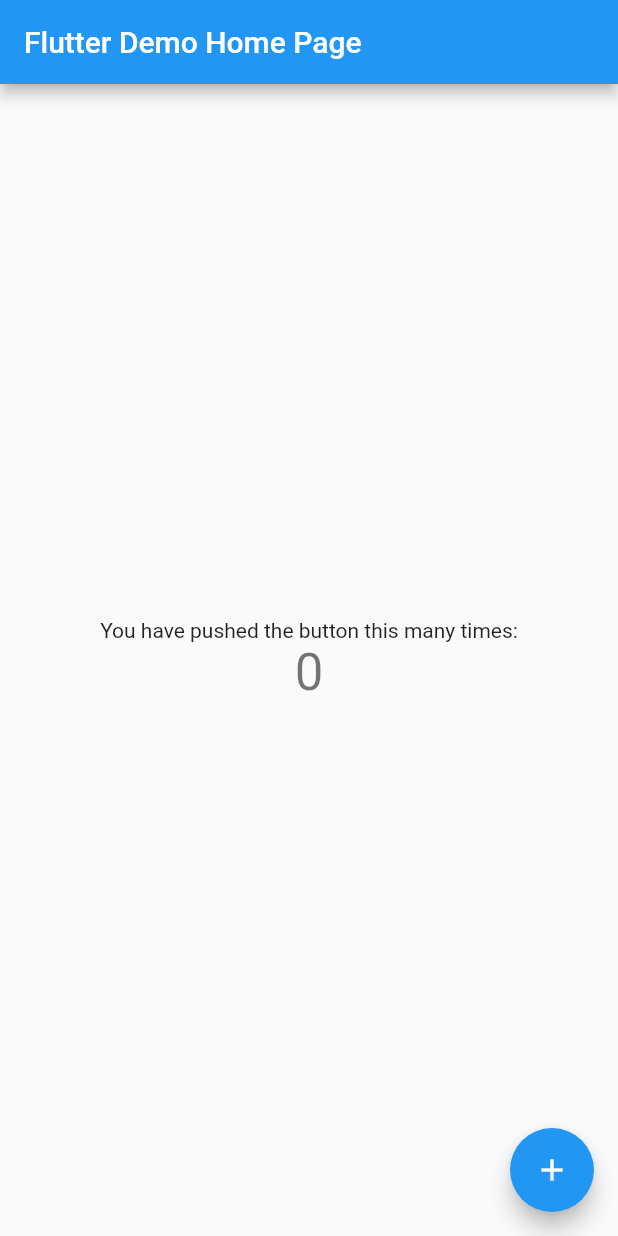
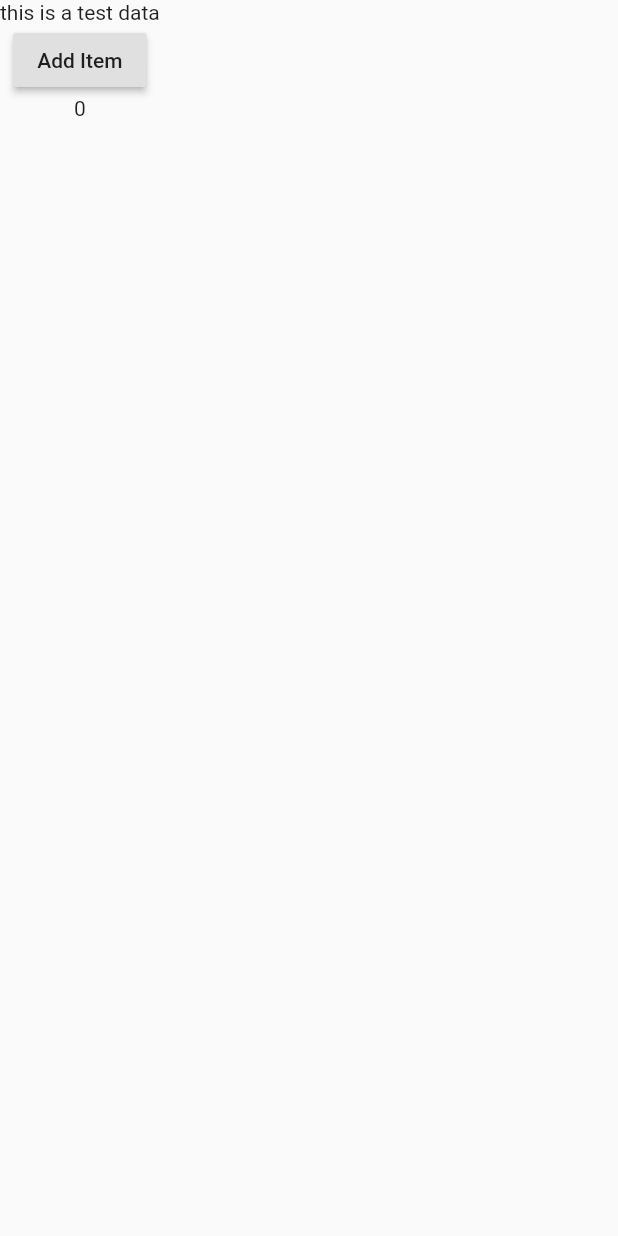
Before and after one commit to RommiPlus/FlutterPracticeRepository, a Flutter app: the screen it shows after launch, on a phone screen of 412 x 824 dp. Run offline on Flutter 3.47's test engine with Material 2 defaults, Android fonts, the phone set to English and light mode, and no system bars; our stand-ins replace charts_flutter, dio, event_bus, flutter_easyrefresh, shared_preferences, sqflite; missing offline and left inert: jpush_flutter; accounts and stored records are empty; generated files the repository leaves out were written again.

Commit message:
添加不同控件间状态交互的demo

```diff
--- a/interaction_widget_demo/lib/main.dart
+++ b/interaction_widget_demo/lib/main.dart
@@ -9,103 +9,108 @@
     return MaterialApp(
       title: 'Flutter Demo',
       theme: ThemeData(
-        // This is the theme of your application.
-        //
-        // Try running your application with "flutter run". You'll see the
-        // application has a blue toolbar. Then, without quitting the app, try
-        // changing the primarySwatch below to Colors.green and then invoke
-        // "hot reload" (press "r" in the console where you ran "flutter run",
-        // or simply save your changes to "hot reload" in a Flutter IDE).
-        // Notice that the counter didn't reset back to zero; the application
-        // is not restarted.
         primarySwatch: Colors.blue,
       ),
-      home: MyHomePage(title: 'Flutter Demo Home Page'),
+      home: MyTree(),
     );
   }
 }
 
-class MyHomePage extends StatefulWidget {
-  MyHomePage({Key key, this.title}) : super(key: key);
+/// 嵌套的控件
+class MyInherited extends InheritedWidget {
+  final MyInheritedWidgetState data;
 
-  // This widget is the home page of your application. It is stateful, meaning
-  // that it has a State object (defined below) that contains fields that affect
-  // how it looks.
-
-  // This class is the configuration for the state. It holds the values (in this
-  // case the title) provided by the parent (in this case the App widget) and
-  // used by the build method of the State. Fields in a Widget subclass are
-  // always marked "final".
-
-  final String title;
+  MyInherited({Key key, @required Widget child, @required this.data})
+      : super(key: key, child: child);
 
   @override
-  _MyHomePageState createState() => _MyHomePageState();
+  bool updateShouldNotify(InheritedWidget oldWidget) {
+    return true;
+  }
 }
 
-class _MyHomePageState extends State<MyHomePage> {
-  int _counter = 0;
+class Item {
+  String reference;
 
-  void _incrementCounter() {
+  Item(this.reference);
+}
+
+/// widget
+class MyInheritedWidget extends StatefulWidget {
+  final Widget child;
+
+  MyInheritedWidget({
+    Key key,
+    this.child,
+  }) : super(key: key);
+
+  static MyInheritedWidgetState of(BuildContext context) {
+    return (context.inheritFromWidgetOfExactType(MyInherited) as MyInherited)
+        .data;
+  }
+
+  @override
+  State<StatefulWidget> createState() {
+    return MyInheritedWidgetState();
+  }
+}
+
+/// widget state
+class MyInheritedWidgetState extends State<MyInheritedWidget> {
+  List _items = List();
+
+  int get itemsCount => _items.length;
+
+  void addItem(String reference) {
     setState(() {
-      // This call to setState tells the Flutter framework that something has
-      // changed in this State, which causes it to rerun the build method below
-      // so that the display can reflect the updated values. If we changed
-      // _counter without calling setState(), then the build method would not be
-      // called again, and so nothing would appear to happen.
-      _counter++;
+      _items.add(Item(reference));
     });
   }
 
   @override
   Widget build(BuildContext context) {
-    // This method is rerun every time setState is called, for instance as done
-    // by the _incrementCounter method above.
-    //
-    // The Flutter framework has been optimized to make rerunning build methods
-    // fast, so that you can just rebuild anything that needs updating rather
-    // than having to individually change instances of widgets.
-    return Scaffold(
-      appBar: AppBar(
-        // Here we take the value from the MyHomePage object that was created by
-        // the App.build method, and use it to set our appbar title.
-        title: Text(widget.title),
-      ),
-      body: Center(
-        // Center is a layout widget. It takes a single child and positions it
-        // in the middle of the parent.
-        child: Column(
-          // Column is also layout widget. It takes a list of children and
-          // arranges them vertically. By default, it sizes itself to fit its
-          // children horizontally, and tries to be as tall as its parent.
-          //
-          // Invoke "debug painting" (press "p" in the console, choose the
-          // "Toggle Debug Paint" action from the Flutter Inspector in Android
-          // Studio, or the "Toggle Debug Paint" command in Visual Studio Code)
-          // to see the wireframe for each widget.
-          //
-          // Column has various properties to control how it sizes itself and
-          // how it positions its children. Here we use mainAxisAlignment to
-          // center the children vertically; the main axis here is the vertical
-          // axis because Columns are vertical (the cross axis would be
-          // horizontal).
-          mainAxisAlignment: MainAxisAlignment.center,
-          children: <Widget>[
-            Text(
-              'You have pushed the button this many times:',
-            ),
-            Text(
-              '$_counter',
-              style: Theme.of(context).textTheme.display1,
-            ),
-          ],
+    return MyInherited(child: widget.child, data: this);
+  }
+}
+
+class MyTree extends StatefulWidget {
+  @override
+  State<StatefulWidget> createState() {
+    return MyTreeState();
+  }
+}
+
+class MyTreeState extends State<MyTree> {
+  @override
+  Widget build(BuildContext context) {
+    return MyInheritedWidget(
+      child: Scaffold(
+        body: Column(
+          children: <Widget>[Text('this is a test data'), WidgetA(), WidgetB()],
         ),
       ),
-      floatingActionButton: FloatingActionButton(
-        onPressed: _incrementCounter,
-        tooltip: 'Increment',
-        child: Icon(Icons.add),
-      ), // This trailing comma makes auto-formatting nicer for build methods.
     );
   }
 }
+
+class WidgetA extends StatelessWidget {
+  @override
+  Widget build(BuildContext context) {
+    final MyInheritedWidgetState state = MyInheritedWidget.of(context);
+    return Container(
+      child: RaisedButton(
+          child: Text('Add Item'),
+          onPressed: () {
+            state.addItem('new item');
+          }),
+    );
+  }
+}
+
+class WidgetB extends StatelessWidget {
+  @override
+  Widget build(BuildContext context) {
+    final MyInheritedWidgetState state = MyInheritedWidget.of(context);
+    return Text('${state.itemsCount}');
+  }
+}
```
